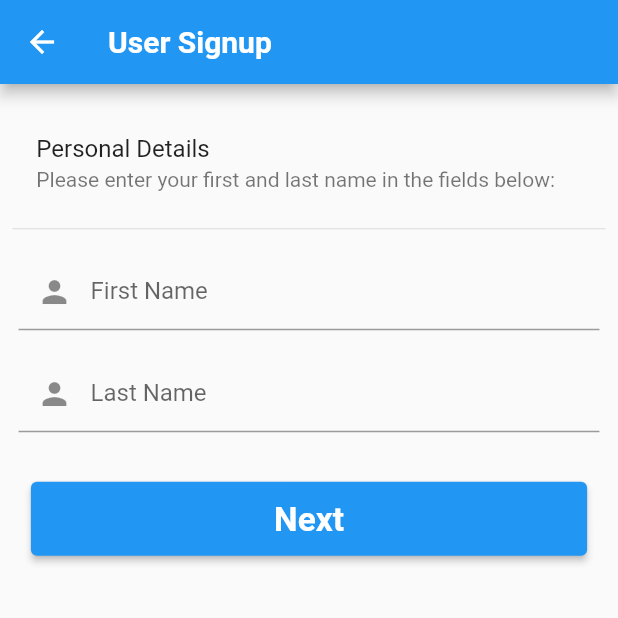
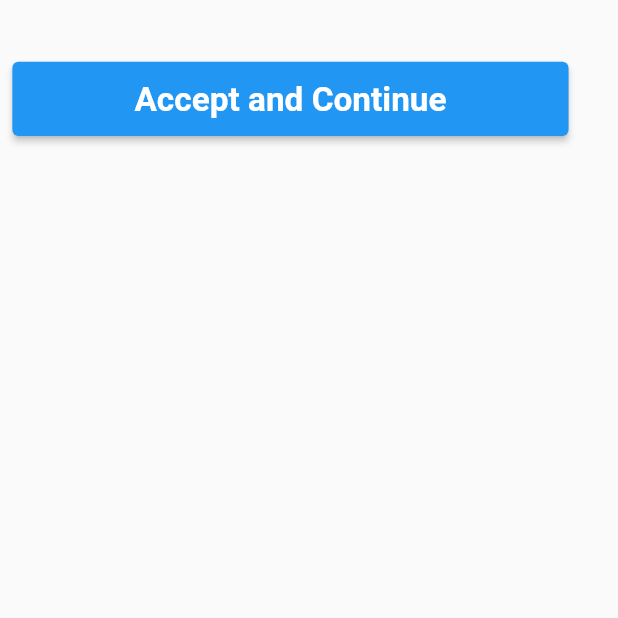
Before and after one commit to vm-palanhaar/idukaan, a Flutter app: the screen it shows after launch, after a tap on "Continue Signup", on a phone screen of 412 x 824 dp, the top half of it. Run offline on Flutter 3.47's test engine with Material 2 defaults, Android fonts, the phone set to English and light mode, and no system bars; our stand-ins replace flutter_secure_storage, go_router; accounts and stored records are empty.

Commit message:
init and user screen re-configured for navigator

```diff
--- a/lib/controller/router_config.dart
+++ b/lib/controller/router_config.dart
@@ -1,5 +1,5 @@
 import 'package:go_router/go_router.dart';
-import 'package:idukaan/view/init_screen.dart';
+import 'package:idukaan/view/init/init_screen.dart';
 import 'package:idukaan/view/main/business/business_screen.dart';
 import 'package:idukaan/view/main/dashboard/dashboard_screen.dart';
 import 'package:idukaan/view/main/profile/profile_screen.dart';
@@ -9,7 +9,7 @@ import 'package:idukaan/view/user/login/user_login_screen.dart';
 import 'package:idukaan/view/user/signup/user_signup_1_screen.dart';
 import 'package:idukaan/view/user/signup/user_signup_2_screen.dart';
 import 'package:idukaan/view/user/signup/user_signup_3_screen.dart';
-import 'package:idukaan/view/user/signup/user_signup_view.dart';
+import 'package:idukaan/view/user/signup/user_signup_accept_plc.dart';
 
 final GoRouter routerConfig = GoRouter(
   initialLocation: '/idukaan/user',
@@ -26,7 +26,7 @@ final GoRouter routerConfig = GoRouter(
         ),
         GoRoute(
           path: 'signup',
-          builder: (context, state) => const UserSignupView(),
+          builder: (context, state) => const UserSignupAcceptPlc(),
           routes: <RouteBase>[
             GoRoute(
               path: '1',
--- a/lib/main.dart
+++ b/lib/main.dart
@@ -1,33 +1,37 @@
 import 'package:flutter/material.dart';
 import 'package:idukaan/controller/local/local_ctrl.dart';
-import 'package:idukaan/controller/router_config.dart';
-import 'package:idukaan/controller/user/user_ctrl.dart';
+import 'package:idukaan/view/init/init_view.dart';
+import 'package:idukaan/view/init/init_screen.dart';
 import 'package:provider/provider.dart';
 
 void main() {
   runApp(
-    MultiProvider(
-      providers: [
-        ChangeNotifierProvider(create: (_) => LocalCtrl()),
-        ChangeNotifierProvider(create: (_) => UserCtrl()),
-      ],
+    ChangeNotifierProvider(
+      create: (_) => LocalCtrl(),
       child: const IDukaan(),
     ),
   );
 }
 
-class IDukaan extends StatelessWidget {
+class IDukaan extends StatefulWidget {
   const IDukaan({super.key});
 
   @override
+  State<IDukaan> createState() => _IDukaanState();
+}
+
+class _IDukaanState extends State<IDukaan> {
+  @override
   Widget build(BuildContext context) {
-    return MaterialApp.router(
+    return MaterialApp(
       title: 'iDukaan',
-      /*theme: ThemeData(
-        colorScheme: ColorScheme.fromSeed(seedColor: Colors.deepPurple),
+      theme: ThemeData(
         useMaterial3: true,
-      ),*/
-      routerConfig: routerConfig,
+      ),
+      initialRoute: InitView.id,
+      routes: {
+        InitView.id: (_) => const InitView(),
+      },
     );
   }
 }
--- /dev/null
+++ b/lib/view/init/init_screen.dart
@@ -0,0 +1,76 @@
+import 'package:flutter/material.dart';
+import 'package:idukaan/model/init/init_data.dart';
+import 'package:idukaan/view/user/login/user_login_screen.dart';
+import 'package:idukaan/view/user/signup/user_signup_accept_plc.dart';
+import 'package:idukaan/view/util/margins.dart';
+import 'package:idukaan/view/widgets/text_widget.dart';
+
+class InitScreen extends StatelessWidget {
+  const InitScreen({super.key});
+  static String id = '/idukaan/init';
+
+  @override
+  Widget build(BuildContext context) {
+    return Scaffold(
+      body: SafeArea(
+        child: Container(
+          margin: screenMargin(context),
+          child: Column(
+            crossAxisAlignment: CrossAxisAlignment.start,
+            children: [
+              Row(
+                children: [
+                  Container(
+                    height: MediaQuery.of(context).size.height * 0.06,
+                    margin: EdgeInsets.only(
+                      top: MediaQuery.of(context).size.height * 0.01,
+                    ),
+                    child: const Image(
+                      image: AssetImage('assets/images/idukaan.png'),
+                    ),
+                  ),
+                ],
+              ),
+              const Spacer(),
+              TextWidget(
+                text: 'Welcome to\niDukaan by Palanhaar',
+                fontWeight: FontWeight.bold,
+                fontSize: MediaQuery.of(context).size.height * 0.03,
+              ),
+              const Spacer(),
+              const Divider(),
+              ListTile(
+                title: Text(InitData.login.name),
+                trailing: Icon(InitData.login.icon),
+                onTap: () {
+                  Navigator.pushNamed(context, UserLoginScreen.id);
+                },
+              ),
+              const Divider(),
+              ListTile(
+                title: Text(InitData.signUp.name),
+                trailing: Icon(InitData.signUp.icon),
+                onTap: () {
+                  Navigator.pushNamed(context, UserSignupAcceptPlc.id);
+                },
+              ),
+              const Divider(),
+              ListTile(
+                title: Text(InitData.intro.name),
+                trailing: Icon(InitData.intro.icon),
+              ),
+              const Divider(),
+              const Spacer(),
+              TextWidget(
+                text: '',
+                fontWeight: FontWeight.bold,
+                fontSize: MediaQuery.of(context).size.height * 0.03,
+              ),
+              const Spacer(),
+            ],
+          ),
+        ),
+      ),
+    );
+  }
+}
--- /dev/null
+++ b/lib/view/init/init_view.dart
@@ -0,0 +1,41 @@
+import 'package:flutter/material.dart';
+import 'package:idukaan/controller/user/user_ctrl.dart';
+import 'package:idukaan/view/init/init_screen.dart';
+import 'package:idukaan/view/user/login/user_login_screen.dart';
+import 'package:idukaan/view/user/signup/user_signup_1_screen.dart';
+import 'package:idukaan/view/user/signup/user_signup_2_screen.dart';
+import 'package:idukaan/view/user/signup/user_signup_3_screen.dart';
+import 'package:idukaan/view/user/signup/user_signup_accept_plc.dart';
+import 'package:provider/provider.dart';
+
+class InitView extends StatelessWidget {
+  const InitView({super.key});
+  static String id = '/idukaan';
+
+  @override
+  Widget build(BuildContext context) {
+    return ChangeNotifierProvider(
+      create: (_) => UserCtrl(),
+      child: MaterialApp(
+        title: 'Initiating iDukaan',
+        initialRoute: InitScreen.id,
+        routes: {
+          InitScreen.id: (_) => const InitScreen(),
+          // user login
+          UserLoginScreen.id: (_) => const UserLoginScreen(),
+          /* user signup view -> fill form in 4 different screen
+          1. Accept T&C and Privacy Policy
+          2. Personal Info
+          3. Contact Info
+          4. User credentials
+           */
+          //TODO: Design a screen for T&C and Privacy Policy
+          UserSignupAcceptPlc.id: (_) => const UserSignupAcceptPlc(),
+          UserSignup1Screen.id: (_) => const UserSignup1Screen(),
+          UserSignup2Screen.id: (_) => const UserSignup2Screen(),
+          UserSignup3Screen.id: (_) => const UserSignup3Screen(),
+        },
+      ),
+    );
+  }
+}
--- a/lib/view/init_screen.dart
+++ /dev/null
@@ -1,124 +0,0 @@
-import 'package:flutter/material.dart';
-import 'package:go_router/go_router.dart';
-import 'package:idukaan/controller/local/local_ctrl.dart';
-import 'package:idukaan/controller/user/user_ctrl.dart';
-import 'package:idukaan/model/init/init_data.dart';
-import 'package:idukaan/view/util/margins.dart';
-import 'package:idukaan/view/widgets/text_widget.dart';
-import 'package:provider/provider.dart';
-
-class InitScreen extends StatefulWidget {
-  const InitScreen({super.key});
-
-  @override
-  State<InitScreen> createState() => _InitScreenState();
-}
-
-class _InitScreenState extends State<InitScreen> {
-  @override
-  void initState() {
-    isUserLoggedIn();
-    super.initState();
-  }
-
-  Future<void> goToMainScreen() async {
-    context.replace('/idukaan/dashboard');
-  }
-
-  Future<void> goToKycScreen() async {
-    context.replace('/idukaan/user/init-kyc');
-  }
-
-  Future<void> getUserLoggedInValid() async {
-    UserCtrl ctrl = Provider.of<UserCtrl>(context, listen: false);
-    await ctrl.getUserLoggedInValidApi(
-      context: context,
-    );
-    if (ctrl.userLoggedInValidRes != null) {
-      if (ctrl.userLoggedInValidRes!.isVer){
-        goToMainScreen();
-      }
-      else {
-        goToKycScreen();
-      }
-    }
-  }
-
-  Future<void> isUserLoggedIn() async {
-    LocalCtrl ctrl = Provider.of<LocalCtrl>(context, listen: false);
-    switch (await ctrl.isUserLoggedIn()) {
-      case 1:
-        await getUserLoggedInValid();
-        break;
-      case 0:
-        await getUserLoggedInValid();
-        break;
-    }
-  }
-
-  @override
-  Widget build(BuildContext context) {
-    return ChangeNotifierProvider(
-      create: (_) => UserCtrl(),
-      child: Scaffold(
-        body: SafeArea(
-          child: Container(
-            margin: screenMargin(context),
-            child: Column(
-              crossAxisAlignment: CrossAxisAlignment.start,
-              children: [
-                Row(
-                  children: [
-                    Container(
-                      height: MediaQuery.of(context).size.height * 0.06,
-                      margin: EdgeInsets.only(
-                        top: MediaQuery.of(context).size.height * 0.01,
-                      ),
-                      child: const Image(
-                        image: AssetImage('assets/images/idukaan.png'),
-                      ),
-                    ),
-                  ],
-                ),
-                const Spacer(),
-                TextWidget(
-                  text: 'Welcome to\niDukaan by Palanhaar',
-                  fontWeight: FontWeight.bold,
-                  fontSize: MediaQuery.of(context).size.height * 0.03,
-                ),
-                const Spacer(),
-                const Divider(),
-                ListTile(
-                  title: Text(InitData.login.name),
-                  trailing: Icon(InitData.login.icon),
-                  onTap: () => context.go('/idukaan/user/login'),
-                ),
-                const Divider(),
-                ListTile(
-                  title: Text(InitData.signUp.name),
-                  trailing: Icon(InitData.signUp.icon),
-                  onTap: () {
-                    context.push('/idukaan/user/signup/1');
-                  },
-                ),
-                const Divider(),
-                ListTile(
-                  title: Text(InitData.intro.name),
-                  trailing: Icon(InitData.intro.icon),
-                ),
-                const Divider(),
-                const Spacer(),
-                TextWidget(
-                  text: '',
-                  fontWeight: FontWeight.bold,
-                  fontSize: MediaQuery.of(context).size.height * 0.03,
-                ),
-                const Spacer(),
-              ],
-            ),
-          ),
-        ),
-      ),
-    );
-  }
-}
--- a/lib/view/user/login/user_login_screen.dart
+++ b/lib/view/user/login/user_login_screen.dart
@@ -12,6 +12,7 @@ import 'package:provider/provider.dart';
 
 class UserLoginScreen extends StatefulWidget {
   const UserLoginScreen({super.key});
+  static String id = '/idukaan/user/login';
 
   @override
   State<UserLoginScreen> createState() => _UserLoginScreenState();
--- a/lib/view/user/signup/user_signup_1_screen.dart
+++ b/lib/view/user/signup/user_signup_1_screen.dart
@@ -1,8 +1,8 @@
 import 'package:flutter/material.dart';
-import 'package:go_router/go_router.dart';
 import 'package:idukaan/controller/user/user_ctrl.dart';
 import 'package:idukaan/model/user/util/user_icon.dart';
 import 'package:idukaan/model/user/util/user_texts.dart';
+import 'package:idukaan/view/user/signup/user_signup_2_screen.dart';
 import 'package:idukaan/view/util/app_bar.dart';
 import 'package:idukaan/view/util/margins.dart';
 import 'package:idukaan/view/widgets/buttons/elevated_button_widget.dart';
@@ -11,6 +11,7 @@ import 'package:provider/provider.dart';
 
 class UserSignup1Screen extends StatelessWidget {
   const UserSignup1Screen({super.key});
+  static String id = '/idukaan/user/signup/1';
 
   @override
   Widget build(BuildContext context) {
@@ -50,7 +51,7 @@ class UserSignup1Screen extends StatelessWidget {
                       title: 'Next',
                       onPressed: () {
                         if (userSignup1Key.currentState!.validate()) {
-                          context.push('/idukaan/user/signup/2');
+                          Navigator.pushNamed(context, UserSignup2Screen.id);
                         }
                       },
                     ),
--- a/lib/view/user/signup/user_signup_2_screen.dart
+++ b/lib/view/user/signup/user_signup_2_screen.dart
@@ -3,6 +3,7 @@ import 'package:go_router/go_router.dart';
 import 'package:idukaan/controller/user/user_ctrl.dart';
 import 'package:idukaan/model/user/util/user_icon.dart';
 import 'package:idukaan/model/user/util/user_texts.dart';
+import 'package:idukaan/view/user/signup/user_signup_3_screen.dart';
 import 'package:idukaan/view/util/app_bar.dart';
 import 'package:idukaan/view/util/margins.dart';
 import 'package:idukaan/view/widgets/buttons/elevated_button_widget.dart';
@@ -11,6 +12,7 @@ import 'package:provider/provider.dart';
 
 class UserSignup2Screen extends StatelessWidget {
   const UserSignup2Screen({super.key});
+  static String id = '/idukaan/user/signup/2';
 
   String? validatorContactNo(String? value) {
     if (value!.isEmpty) {
@@ -68,7 +70,7 @@ class UserSignup2Screen extends StatelessWidget {
                       title: 'Next',
                       onPressed: () {
                         if (userSignup2Key.currentState!.validate()) {
-                          context.push('/idukaan/user/signup/3');
+                          Navigator.pushNamed(context, UserSignup3Screen.id);
                         }
                       },
                     ),
--- a/lib/view/user/signup/user_signup_3_screen.dart
+++ b/lib/view/user/signup/user_signup_3_screen.dart
@@ -12,6 +12,8 @@ import 'package:provider/provider.dart';
 
 class UserSignup3Screen extends StatefulWidget {
   const UserSignup3Screen({super.key});
+  static String id = '/idukaan/user/signup/3';
+
 
   @override
   State<UserSignup3Screen> createState() => _UserSignup3ScreenState();
--- /dev/null
+++ b/lib/view/user/signup/user_signup_accept_plc.dart
@@ -0,0 +1,30 @@
+import 'package:flutter/material.dart';
+import 'package:idukaan/view/user/signup/user_signup_1_screen.dart';
+import 'package:idukaan/view/util/margins.dart';
+import 'package:idukaan/view/widgets/buttons/elevated_button_widget.dart';
+
+class UserSignupAcceptPlc extends StatelessWidget {
+  const UserSignupAcceptPlc({super.key});
+  static String id = '/idukaan/user/signup';
+
+  @override
+  Widget build(BuildContext context) {
+    return Scaffold(
+      body: SingleChildScrollView(
+        child: Container(
+          margin: screenMargin(context),
+          child: Column(
+            children: <Widget>[
+              ElevatedButtonWidget(
+                title: 'Accept and Continue',
+                onPressed: () {
+                  Navigator.pushNamed(context, UserSignup1Screen.id);
+                },
+              ),
+            ],
+          ),
+        ),
+      ),
+    );
+  }
+}
--- a/lib/view/user/signup/user_signup_view.dart
+++ /dev/null
@@ -1,10 +0,0 @@
-import 'package:flutter/material.dart';
-
-class UserSignupView extends StatelessWidget {
-  const UserSignupView({super.key});
-
-  @override
-  Widget build(BuildContext context) {
-    return const Scaffold();
-  }
-}
```
